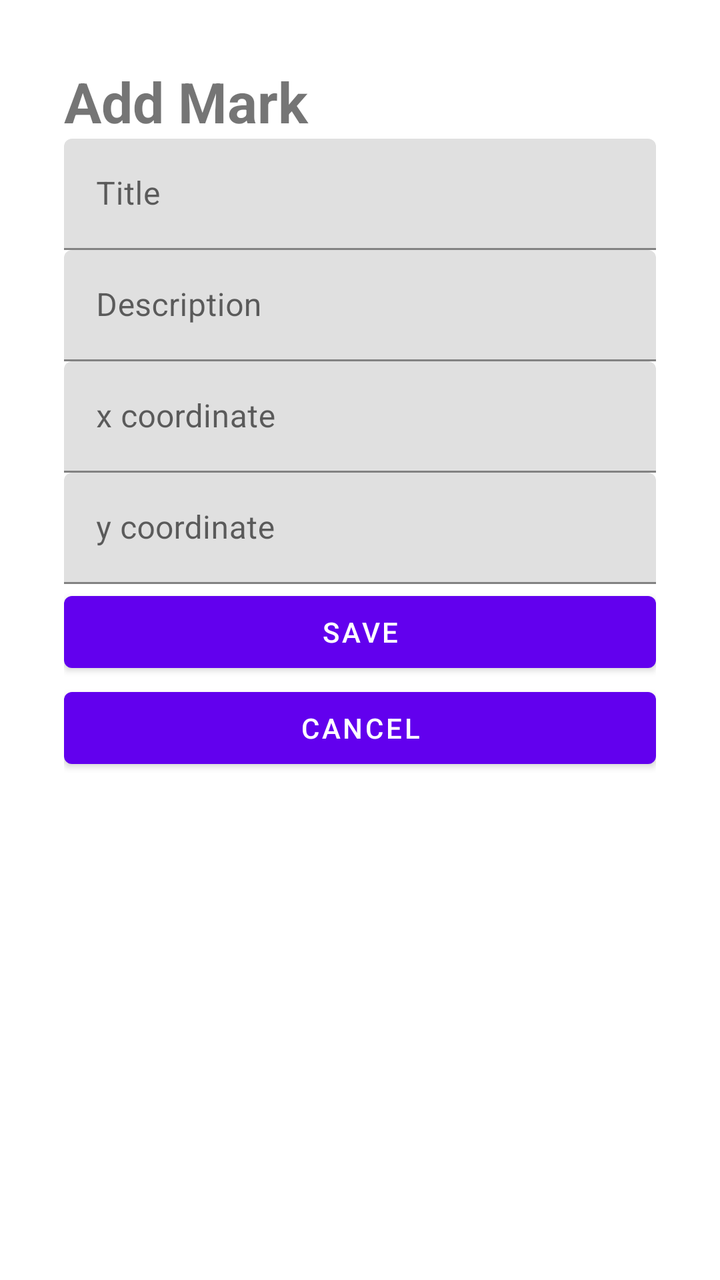
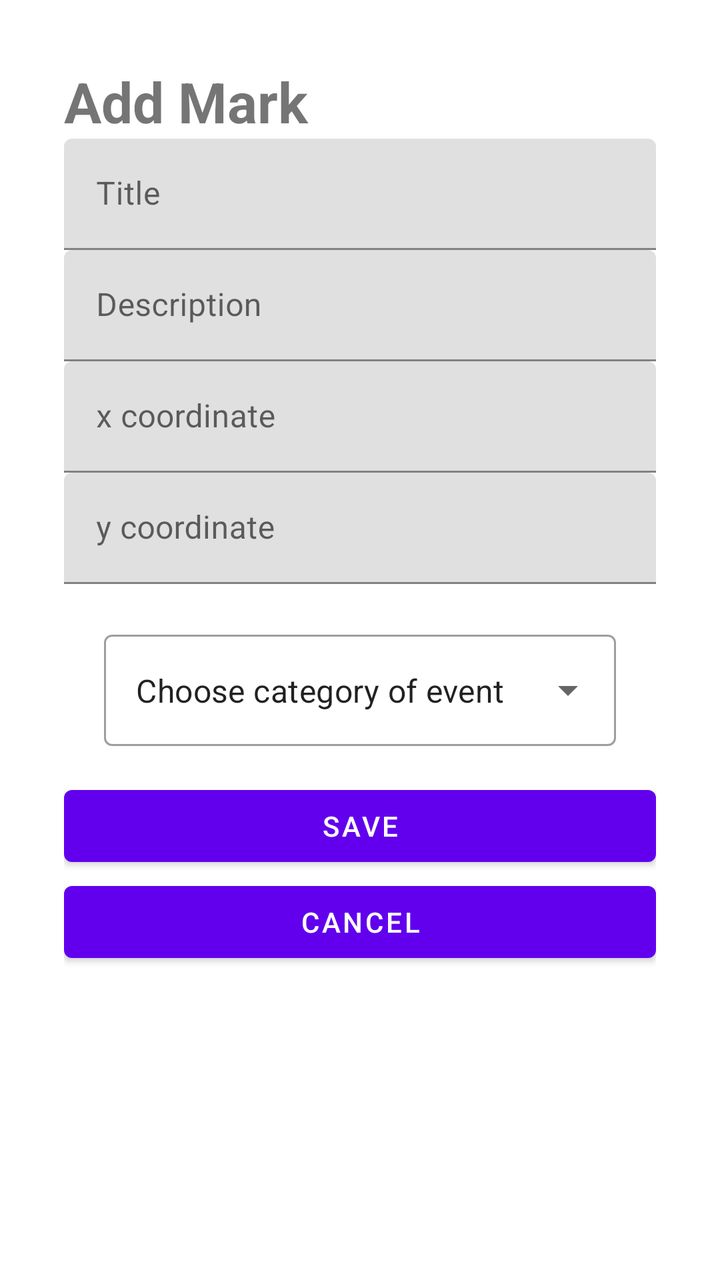

Compare the two renders of this Android layout. The source of the first and the diff that turns it into the second are given below.
<!-- AndroidManifest.xml: application theme Theme.OpenTrackDayApplication -->
<!-- res/layout/activity_add_edit.xml -->
<?xml version="1.0" encoding="utf-8"?>
<androidx.constraintlayout.widget.ConstraintLayout xmlns:android="http://schemas.android.com/apk/res/android"
    xmlns:app="http://schemas.android.com/apk/res-auto"
    xmlns:tools="http://schemas.android.com/tools"
    android:id="@+id/main"
    android:layout_width="match_parent"
    android:layout_height="match_parent"
    tools:context=".models.AddEditActivity">

    <ScrollView
        android:layout_width="match_parent"
        android:layout_height="match_parent">

        <LinearLayout
            android:layout_width="match_parent"
            android:layout_height="wrap_content"
            android:orientation="vertical"
            android:padding="32dp" >

            <TextView
                android:id="@+id/formTitle"
                android:layout_width="match_parent"
                android:layout_height="wrap_content"
                android:text="Add Mark"
                android:textSize="28sp"
                android:textStyle="bold" />

            <com.google.android.material.textfield.TextInputLayout
                android:layout_width="match_parent"
                android:layout_height="match_parent">

                <com.google.android.material.textfield.TextInputEditText
                    android:id="@+id/titleInput"
                    android:layout_width="match_parent"
                    android:layout_height="wrap_content"
                    android:hint="Title" />
            </com.google.android.material.textfield.TextInputLayout>

            <com.google.android.material.textfield.TextInputLayout
                android:layout_width="match_parent"
                android:layout_height="match_parent">

                <com.google.android.material.textfield.TextInputEditText
                    android:id="@+id/descriptionInput"
                    android:layout_width="match_parent"
                    android:layout_height="wrap_content"
                    android:hint="Description" />

            </com.google.android.material.textfield.TextInputLayout>

            <com.google.android.material.textfield.TextInputLayout
                android:layout_width="match_parent"
                android:layout_height="match_parent">

                <com.google.android.material.textfield.TextInputEditText
                    android:id="@+id/xInput"
                    android:layout_width="match_parent"
                    android:layout_height="wrap_content"
                    android:hint="x coordinate" />
            </com.google.android.material.textfield.TextInputLayout>

            <com.google.android.material.textfield.TextInputLayout
                android:layout_width="match_parent"
                android:layout_height="match_parent">

                <com.google.android.material.textfield.TextInputEditText
                    android:id="@+id/yInput"
                    android:layout_width="match_parent"
                    android:layout_height="wrap_content"
                    android:hint="y coordinate" />
            </com.google.android.material.textfield.TextInputLayout>

            <Button
                android:id="@+id/saveButton"
                android:layout_width="match_parent"
                android:layout_height="wrap_content"
                android:text="Save" />

            <Button
                android:id="@+id/cancelButton"
                android:layout_width="match_parent"
                android:layout_height="wrap_content"
                android:text="Cancel" />
        </LinearLayout>
    </ScrollView>
</androidx.constraintlayout.widget.ConstraintLayout>
<!-- resources referenced by this layout -->
<resources>
  <style name="Theme.OpenTrackDayApplication" parent="Theme.MaterialComponents.DayNight.DarkActionBar">
          
          <item name="colorPrimary">@color/purple_500</item>
          <item name="colorPrimaryVariant">@color/purple_700</item>
          <item name="colorOnPrimary">@color/white</item>
          
          <item name="colorSecondary">@color/teal_200</item>
          <item name="colorSecondaryVariant">@color/teal_700</item>
          <item name="colorOnSecondary">@color/black</item>
          
          <item name="android:statusBarColor">?attr/colorPrimaryVariant</item>
          
      </style>
  <color name="purple_500">#FF6200EE</color>
  <color name="purple_700">#FF3700B3</color>
  <color name="white">#FFFFFFFF</color>
  <color name="teal_200">#FF03DAC5</color>
  <color name="teal_700">#FF018786</color>
  <color name="black">#FF000000</color>
</resources>

<!-- the commit's change to res/layout/activity_add_edit.xml (unified diff, before → after) -->
@@ -70,6 +70,35 @@
                     android:hint="y coordinate" />
             </com.google.android.material.textfield.TextInputLayout>
 
+            <androidx.constraintlayout.widget.ConstraintLayout
+                android:layout_width="match_parent"
+                android:layout_height="match_parent"
+                tools:context=".models.AddEditActivity">
+
+                
+                <com.google.android.material.textfield.TextInputLayout
+                    style="@style/Widget.MaterialComponents.TextInputLayout.OutlinedBox.ExposedDropdownMenu"
+                    android:layout_width="match_parent"
+                    android:layout_height="wrap_content"
+                    android:layout_margin="20dp"
+                    android:paddingBottom="16dp"
+                    app:layout_constraintLeft_toLeftOf="parent"
+                    app:layout_constraintRight_toRightOf="parent"
+                    app:layout_constraintTop_toTopOf="parent">
+
+                    
+                    <AutoCompleteTextView
+                        android:id="@+id/autoCompleteTextView"
+                        android:layout_width="match_parent"
+                        android:layout_height="match_parent"
+                        android:layout_weight="1"
+                        android:inputType="none"
+                        android:text="Choose category of event" />
+
+                </com.google.android.material.textfield.TextInputLayout>
+
+            </androidx.constraintlayout.widget.ConstraintLayout>
+
             <Button
                 android:id="@+id/saveButton"
                 android:layout_width="match_parent"
